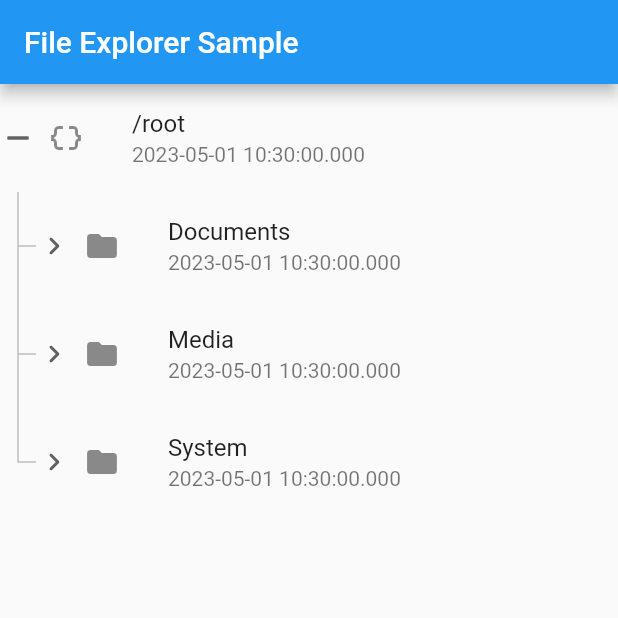
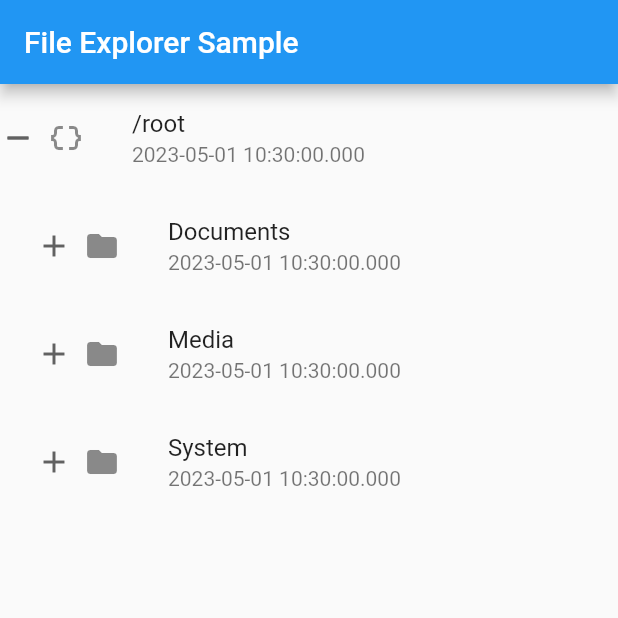
Before and after one commit to embraceitmobile/animated_tree_view, a Flutter app: the MyHomePage screen opened directly, after a tap on "/root", on a phone screen of 412 x 824 dp, the top half of it. Run offline on Flutter 3.47's test engine with Material 2 defaults, Android fonts, the phone set to English and light mode, and no system bars; drawn by our look-alikes of scroll_to_index; our stand-ins replace tuple; missing offline and left inert: diffutil_dart.

Commit message:
docs: update README.md and samples

```diff
--- a/example/lib/samples/file_explorer_sample/file_explorer_sample.dart
+++ b/example/lib/samples/file_explorer_sample/file_explorer_sample.dart
@@ -44,7 +44,7 @@ class _MyHomePageState extends State<MyHomePage> {
         child: TreeView.simpleTyped<Explorable, TreeNode<Explorable>>(
           tree: tree,
           showRootNode: true,
-          expansionBehavior: ExpansionBehavior.none,
+          expansionBehavior: ExpansionBehavior.scrollToLastChild,
           expansionIndicatorBuilder: (context, node) {
             if (node.isRoot)
               return PlusMinusIndicator(
@@ -53,14 +53,18 @@ class _MyHomePageState extends State<MyHomePage> {
                 color: Colors.grey[700],
               );
 
-            return ChevronIndicator.rightDown(
+            return PlusMinusIndicator(
               tree: node,
               alignment: Alignment.centerLeft,
               color: Colors.grey[700],
             );
           },
           indentation: Indentation(
-            decoration: IndentationDecoration(style: IndentStyle.squareJoint),
+            decoration: IndentationDecoration(
+              style: IndentStyle.none,
+              color: Colors.green,
+              lineWidth: 4,
+            ),
           ),
           builder: (context, node) => Padding(
             padding: const EdgeInsets.only(left: 16.0),
--- a/example/lib/samples/treeview/treeview_modification_sample.dart
+++ b/example/lib/samples/treeview/treeview_modification_sample.dart
@@ -11,12 +11,12 @@ class MyApp extends StatelessWidget {
   @override
   Widget build(BuildContext context) {
     return MaterialApp(
-      title: 'TreeView Modification Demo',
+      title: 'TreeView Demo',
       theme: ThemeData(
         primarySwatch: Colors.blue,
         visualDensity: VisualDensity.adaptivePlatformDensity,
       ),
-      home: MyHomePage(title: 'TreeView Modification Demo'),
+      home: MyHomePage(title: 'TreeView Demo'),
     );
   }
 }
@@ -42,7 +42,7 @@ class _MyHomePageState extends State<MyHomePage> {
       ),
       body: TreeView.simple(
         tree: TreeNode.root(),
-        expansionBehavior: ExpansionBehavior.collapseOthersAndSnapToTop,
+        expansionBehavior: ExpansionBehavior.scrollToLastChild,
         shrinkWrap: true,
         showRootNode: true,
         builder: (context, node) =>
--- a/lib/tree_view/widgets/indent.dart
+++ b/lib/tree_view/widgets/indent.dart
@@ -110,9 +110,9 @@ class IndentationPainter extends CustomPainter {
       case IndentStyle.scopingLine:
         canvas.drawRect(
             Rect.fromLTRB(
-              topOrigin.dx - 0.5,
+              topOrigin.dx - 0.35,
               topOrigin.dy,
-              topOrigin.dx + strokeWidth - 0.5,
+              topOrigin.dx + strokeWidth - 0.35,
               bottom.dy,
             ),
             paint);
--- a/pubspec.yaml
+++ b/pubspec.yaml
@@ -1,6 +1,6 @@
 name: animated_tree_view
 description: Animated TreeView based on AnimatedList that allows building fully customizable Nodes that can be nested to infinite levels and children.
-version: 1.1.1+1
+version: 2.0.0
 repository: https://github.com/embraceitmobile/animated_tree_view
 
 environment:
@@ -23,4 +23,6 @@ dev_dependencies:
 
 screenshots:
   - description: 'Simple TreeView usage'
-    path: example/screenshots/sample_treeview.png
+    path: example/screenshots/treeview_demo.png
+  - description: 'File Explorer Sample'
+    path: example/screenshots/file_explorer_sample.png
```
Also changed, not shown: 9 other files.
